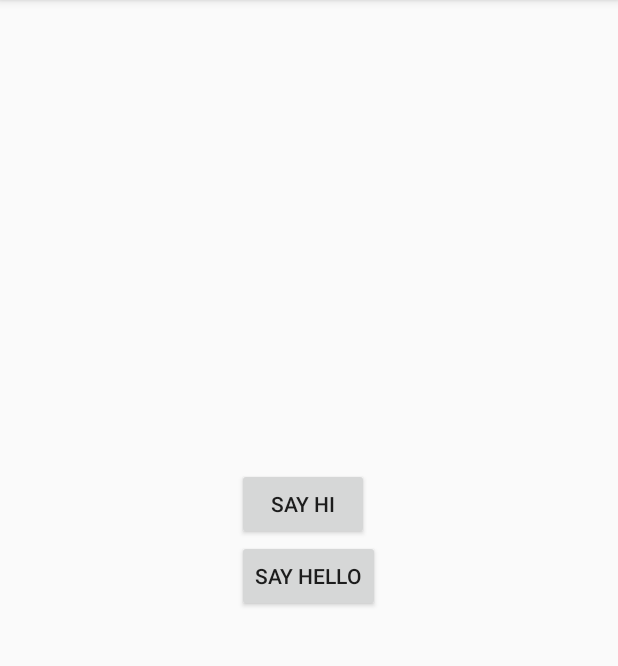
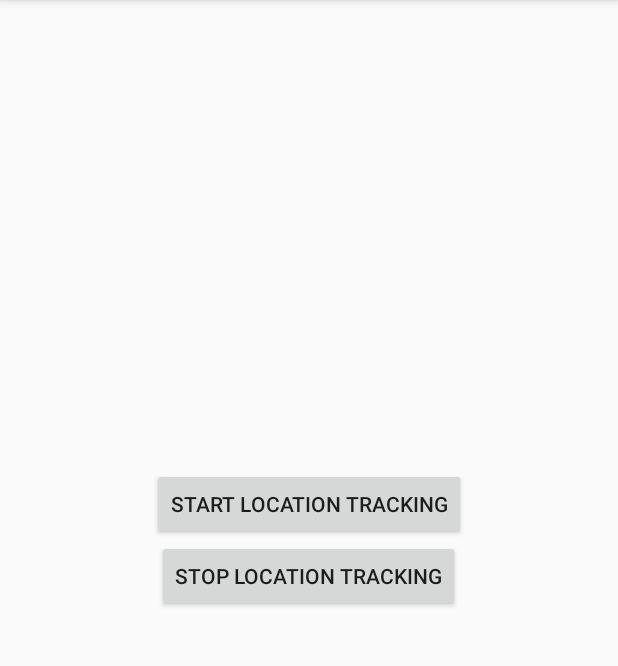
Before and after one commit to AslanUOM/FriendsFinder, an Android app: the MsgPassingActivity screen opened directly, with no data from a screen before it, on a phone screen of 412 x 824 dp, the part 84-750 px from its top. Run offline under Robolectric (Android 15) with nearby library versions, the phone set to English and light mode, and no system bars; 1 statement that could not run was skipped.

Commit message:
APP modified to send commands to PLUGIN to start services

```diff
--- a/app/src/main/java/com/aslan/friendsfinder/MsgPassingActivity.java
+++ b/app/src/main/java/com/aslan/friendsfinder/MsgPassingActivity.java
@@ -12,9 +12,9 @@ import android.support.v7.app.AppCompatActivity;
 import android.view.View;
 import android.widget.Button;
 
+import com.aslan.friendsfinder.Utility.Msg;
+
 public class MsgPassingActivity extends AppCompatActivity {
-    static final int SAY_HI = 0;
-    static final int SAY_HELLO = 1;
     boolean mIsBinded;
     Messenger mMessenger;
     ServiceConnection mServiceConnection = new ServiceConnection() {
@@ -47,7 +47,7 @@ public class MsgPassingActivity extends AppCompatActivity {
             @Override
             public void onClick(View arg0) {
                 // TODO Auto-generated method stub
-                Message msg = Message.obtain(null, SAY_HI, 0, 0);
+                Message msg = Message.obtain(null, Msg.START_LOCATION_TRACKING, 0, 0);
                 try {
                     mMessenger.send(msg);
                 } catch (RemoteException e) {
@@ -62,7 +62,7 @@ public class MsgPassingActivity extends AppCompatActivity {
             @Override
             public void onClick(View arg0) {
                 // TODO Auto-generated method stub
-                Message msg = Message.obtain(null, SAY_HELLO, 0, 0);
+                Message msg = Message.obtain(null, Msg.STOP_LOCATION_TRACKING, 0, 0);
                 try {
                     mMessenger.send(msg);
                 } catch (RemoteException e) {
--- a/app/src/main/java/com/aslan/friendsfinder/SplashActivity.java
+++ b/app/src/main/java/com/aslan/friendsfinder/SplashActivity.java
@@ -21,7 +21,8 @@ public class SplashActivity extends AppCompatActivity {
         //-- application exists
         boolean isPluginInstalled = PluginChecker.isPluginInstalled(this, TAG);
         if (isPluginInstalled) {
-            Class target = MainActivity.class;
+//            Class target = MainActivity.class;
+            Class target = MsgPassingActivity.class;
             Intent intent = new Intent(getApplicationContext(), target);
             // Wait for a while
             try {
@@ -36,8 +37,8 @@ public class SplashActivity extends AppCompatActivity {
             intent.setData(Uri.parse("https://play.google.com/store/apps/details?id=com.aslan.contra"));
 //            intent.setData(Uri.parse("market://details?id=com.aslan.contra"));
             startActivity(intent);
-            this.finish();
         }
+        SplashActivity.this.finish();
 //                } catch (PackageManager.NameNotFoundException e) {
 //                    //-- application doesn't exist
 //                    Log.e(TAG, "ConTra plugin missing", e);
--- a/app/src/main/java/com/aslan/friendsfinder/services/RemoteService.java
+++ b/app/src/main/java/com/aslan/friendsfinder/services/RemoteService.java
@@ -9,8 +9,8 @@ import android.os.Messenger;
 import android.widget.Toast;
 
 public class RemoteService extends Service {
-    static final int SAY_BYE = 0;
-    static final int SAY_SEE_YOU = 1;
+    private static final int SAY_BYE = 0;
+    private static final int SAY_SEE_YOU = 1;
     Messenger mMessenger = new Messenger(new RemoteServiceHandler());
 
     @Override
--- a/app/src/main/res/layout/activity_msg_passing.xml
+++ b/app/src/main/res/layout/activity_msg_passing.xml
@@ -12,10 +12,9 @@
         android:id="@+id/button1"
         android:layout_width="wrap_content"
         android:layout_height="wrap_content"
+        android:text="Start Location Tracking"
         android:layout_above="@+id/button2"
-        android:layout_alignLeft="@+id/button2"
-        android:layout_alignStart="@+id/button2"
-        android:text="Say Hi" />
+        android:layout_centerHorizontal="true" />
 
     <Button
         android:id="@+id/button2"
@@ -23,5 +22,5 @@
         android:layout_height="wrap_content"
         android:layout_centerHorizontal="true"
         android:layout_centerVertical="true"
-        android:text="Say Hello" />
+        android:text="Stop Location Tracking" />
 </RelativeLayout>
```
Also changed, not shown: app/src/main/java/com/aslan/friendsfinder/Utility/Msg.java (added, +13 -0 lines).
